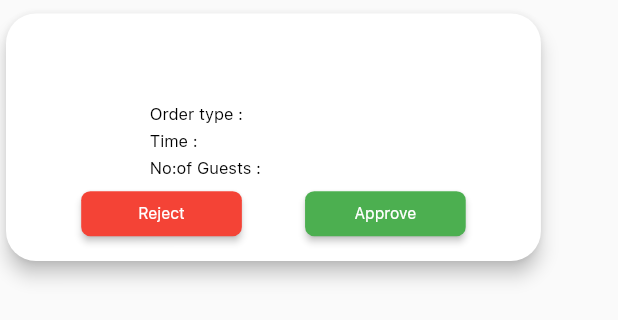
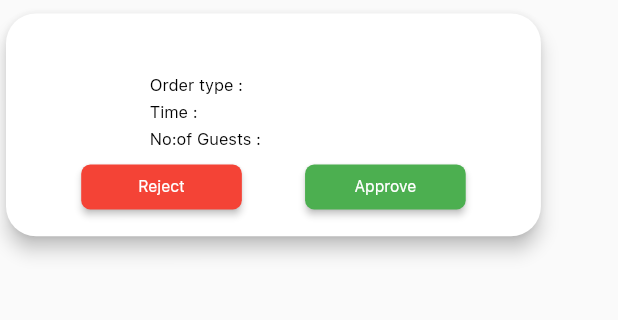
Before and after one commit to jyothir10/eatplek_admin, a Flutter app: the NotificationCard widget shown alone on an empty page, opened directly with empty values, on a phone screen of 412 x 824 dp. Shown: the top 320 px of the screen. Run offline on Flutter 3.47's test engine with Material 2 defaults, Android fonts, the phone set to English and light mode, and no system bars; our stand-ins replace dotted_line, firebase_core, firebase_messaging, flutter_local_notifications, flutter_svg, modal_progress_hud_nsn and 2 more; accounts and stored records are empty; network calls fail.

Commit message:
notification ui minor

```diff
--- a/lib/Components/NotificationCard.dart
+++ b/lib/Components/NotificationCard.dart
@@ -53,7 +53,7 @@ class _NotificationCardState extends State<NotificationCard> {
       padding: const EdgeInsets.symmetric(vertical: 5),
       child: Container(
         width: MediaQuery.of(context).size.width * .885,
-        height: MediaQuery.of(context).size.height * .21,
+        height: MediaQuery.of(context).size.height * .19,
         // decoration: const BoxDecoration(
         //   color: Colors.white,
         //   border: Border(
@@ -86,8 +86,8 @@ class _NotificationCardState extends State<NotificationCard> {
                         fontSize: 12.0),
                     textAlign: TextAlign.left),
                 // Your order has been delivered. Kindly rate us on Play store or App Store
-                Text(widget.description,
-                    style: notificationStyle, textAlign: TextAlign.left),
+                // Text(widget.description,
+                //     style: notificationStyle, textAlign: TextAlign.left),
                 Row(
                   mainAxisAlignment: MainAxisAlignment.spaceEvenly,
                   children: [
```
